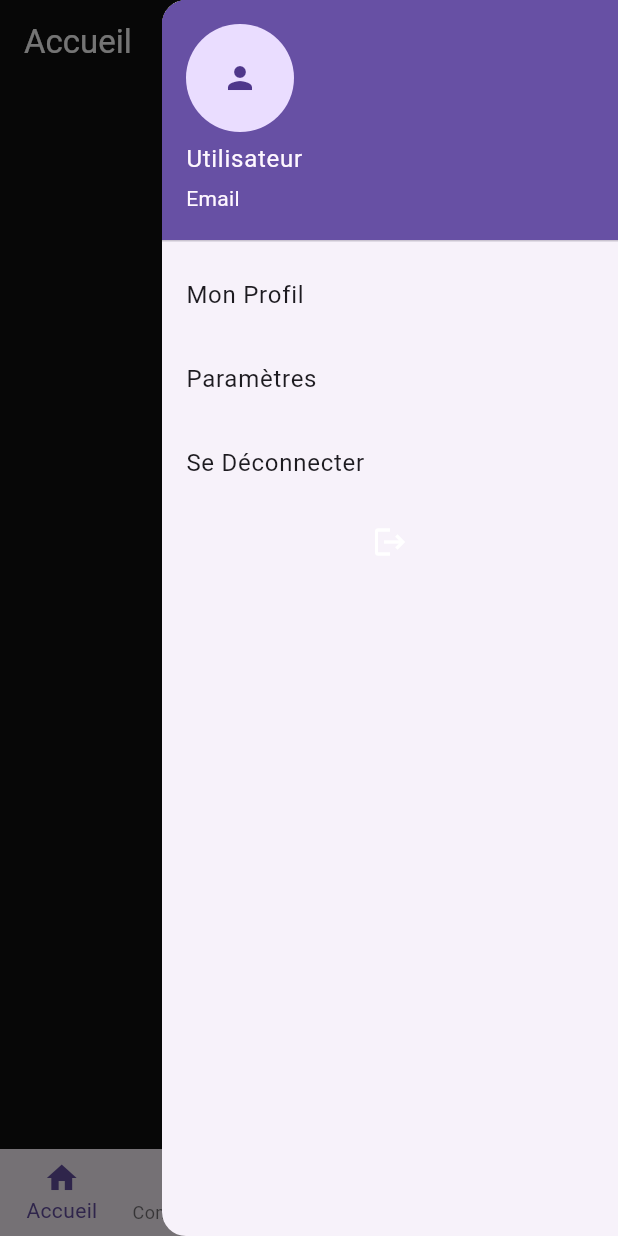
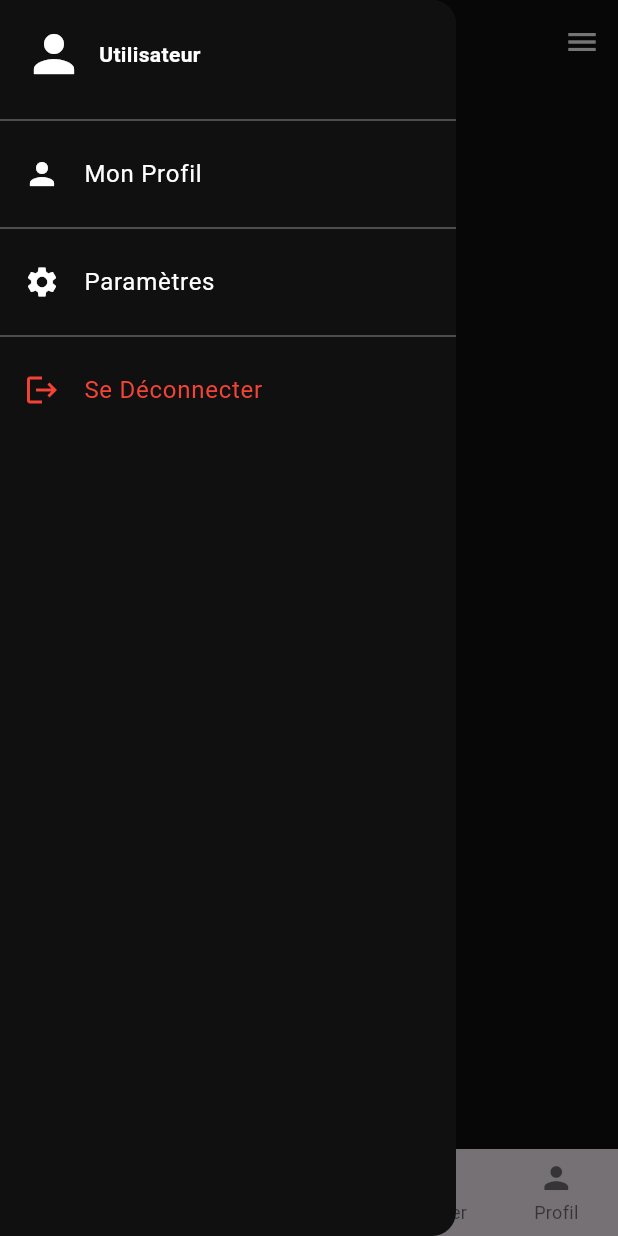
Before and after one commit to hadilhamdi01/ITeamHubFront, a Flutter app: the HomePage screen opened directly, with the side drawer open, on a phone screen of 412 x 824 dp. Run offline on Flutter 3.47's test engine with Material 3 defaults, Android fonts, the phone set to English and light mode, and no system bars; our stand-ins replace flutter_secure_storage, image_picker, shared_preferences, smooth_page_indicator; accounts and stored records are empty.

Commit message:
interfaceUser

```diff
--- a/lib/home_screen.dart
+++ b/lib/home_screen.dart
@@ -70,12 +70,15 @@ class _HomePageState extends State<HomePage> {
   @override
   Widget build(BuildContext context) {
     return Scaffold(
+      backgroundColor: const Color.fromARGB(255, 16, 16, 16),
       key: _scaffoldKey, // Associate the key with the Scaffold
       appBar: AppBar(
         backgroundColor: const Color.fromARGB(255, 16, 16, 16),
         title: Text(
-          'Accueil',
-          style: TextStyle(color: Colors.white),
+          'iTeamHub',
+          style: TextStyle(color: const Color.fromARGB(255, 190, 56, 16),
+           fontWeight: FontWeight.bold,  // Rendre le texte en gras
+    fontSize: 20,),
         ),
         actions: [
           if (widget.userData.isNotEmpty && widget.userData['avatar'] != null)
@@ -90,13 +93,12 @@ class _HomePageState extends State<HomePage> {
                     widget.userData['avatar'], // Utilisation de AssetImage pour l'avatar
                     width: 70, // Largeur de l'avatar
                     height: 70, // Hauteur de l'avatar
-            fit: BoxFit.cover, // L'image s'ajuste bien dans le cercle
+                    fit: BoxFit.contain, // L'image s'ajuste bien dans le cercle
                   ),
                 ),
               ),
             ),
         ],
-
       ),
       body: _pages[_selectedIndex],
       bottomNavigationBar: BottomNavigationBar(
@@ -126,23 +128,45 @@ class _HomePageState extends State<HomePage> {
           ),
         ],
       ),
-      endDrawer: Drawer( // Using endDrawer to open it on the right
-        child: ListView(
-          padding: EdgeInsets.zero,
-          children: <Widget>[
-            UserAccountsDrawerHeader(
-              accountName: Text(widget.userData['pseudo'] ?? 'Utilisateur'),
-              accountEmail: Text(widget.userData['email'] ?? 'Email'),
-              currentAccountPicture: widget.userData['avatar'] != null
-                  ? CircleAvatar(
-                      backgroundImage: AssetImage(widget.userData['avatar']),
+      // Drawer à gauche
+      drawer: Drawer(
+        backgroundColor: const Color.fromARGB(255, 16, 16, 16),
+        child: Column(
+          crossAxisAlignment: CrossAxisAlignment.start,
+          children: [
+            Container(
+              color: const Color.fromARGB(255, 16, 16, 16),
+              padding: const EdgeInsets.all(16.0),
+              child: Row(
+                crossAxisAlignment: CrossAxisAlignment.center,
+                children: [
+                  widget.userData['avatar'] != null
+                      ? Image.asset(
+                          widget.userData['avatar'],
+                          fit: BoxFit.contain,
+                          width: 70,
+                          height: 70,
                         )
-                  : CircleAvatar(
-                      child: Icon(Icons.person),
+                      : Icon(
+                          Icons.person,
+                          size: 40,
+                          color: Colors.white,
+                        ),
+                  SizedBox(width: 10),
+                  Text(
+                    widget.userData['pseudo'] ?? 'Utilisateur',
+                    style: TextStyle(color: Colors.white, fontWeight: FontWeight.bold),
+                  ),
+                ],
               ),
             ),
+            Divider(color: Colors.grey[700]),
+            Expanded(
+              child: ListView(
+                children: [
                   ListTile(
-              title: Text('Mon Profil'),
+                    leading: Icon(Icons.person, color: Colors.white),
+                    title: Text('Mon Profil', style: TextStyle(color: Colors.white)),
                     onTap: () {
                       Navigator.push(
                         context,
@@ -152,25 +176,85 @@ class _HomePageState extends State<HomePage> {
                       );
                     },
                   ),
+                  Divider(color: Colors.grey[700]),
                   ListTile(
-              title: Text('Paramètres'),
+                    leading: Icon(Icons.settings, color: Colors.white),
+                    title: Text('Paramètres', style: TextStyle(color: Colors.white)),
+                    onTap: () {},
+                  ),
+                  Divider(color: Colors.grey[700]),
+                  ListTile(
+                    leading: Icon(Icons.logout, color: Colors.red),
+                    title: Text('Se Déconnecter', style: TextStyle(color: Colors.red)),
                     onTap: () {
-                // Add functionality for Settings here
+                      Navigator.pushReplacementNamed(context, '/login');
                     },
                   ),
+                ],
+              ),
+            ),
+          ],
+        ),
+      ),
+      // Drawer à droite (endDrawer)
+      endDrawer: Drawer(
+        backgroundColor: const Color.fromARGB(255, 16, 16, 16),
+        child: Column(
+          crossAxisAlignment: CrossAxisAlignment.start,
+          children: [
+            Container(
+              color: const Color.fromARGB(255, 16, 16, 16),
+              padding: const EdgeInsets.all(16.0),
+              child: Row(
+                crossAxisAlignment: CrossAxisAlignment.center,
+                children: [
+                  widget.userData['avatar'] != null
+                      ? Image.asset(
+                          widget.userData['avatar'],
+                          fit: BoxFit.contain,
+                          width: 240,
+                          height: 240,
+                        )
+                      : Icon(
+                          Icons.person,
+                          size: 40,
+                          color: Colors.white,
+                        ),
+                ],
+              ),
+            ),
+            Divider(color: Colors.grey[700]),
+            Expanded(
+              child: ListView(
+                children: [
                   ListTile(
-              title: Text('Se Déconnecter'),
+                    leading: Icon(Icons.person, color: Colors.white),
+                    title: Text('Mon Profil', style: TextStyle(color: Colors.white)),
                     onTap: () {
-                // Add logout functionality here
+                      Navigator.push(
+                        context,
+                        MaterialPageRoute(
+                          builder: (context) => UserProfilePage(userData: widget.userData),
+                        ),
+                      );
                     },
-
                   ),
-            IconButton(
-            icon: Icon(Icons.logout),
-            onPressed: () {
-              // Log out logic
+                  Divider(color: Colors.grey[700]),
+                  ListTile(
+                    leading: Icon(Icons.settings, color: Colors.white),
+                    title: Text('Paramètres', style: TextStyle(color: Colors.white)),
+                    onTap: () {},
+                  ),
+                  Divider(color: Colors.grey[700]),
+                  ListTile(
+                    leading: Icon(Icons.logout, color: Colors.red),
+                    title: Text('Se Déconnecter', style: TextStyle(color: Colors.red)),
+                    onTap: () {
                       Navigator.pushReplacementNamed(context, '/login');
                     },
+                  ),
+                ],
+              ),
             ),
           ],
         ),
@@ -202,25 +286,36 @@ class UserProfilePage extends StatelessWidget {
   @override
   Widget build(BuildContext context) {
     return Scaffold(
+      backgroundColor: const Color.fromARGB(255, 16, 16, 16),
       appBar: AppBar(
-        title: Text('Profil utilisateur'),
+        title: Text('Profil de ${userData['pseudo']}'),
+        backgroundColor: const Color.fromARGB(255, 16, 16, 16),
       ),
-      body: Padding(
-        padding: const EdgeInsets.all(16.0),
-        child: Column(
-          crossAxisAlignment: CrossAxisAlignment.start,
-          children: [
-            Text('Email: ${userData['email']}'),
-            Text('Pseudo: ${userData['pseudo']}'),
-            Text('Rôle: ${userData['role'].join(', ')}'),
-            Text('Sexe: ${userData['sexe']}'),
-            SizedBox(height: 16),
-            userData['avatar'] != null
-                ? Image.network(userData['avatar'])
-                : SizedBox(height: 100, child: Center(child: Text('Aucun avatar'))),
-          ],
+      body: Center(
+        child: Text(
+          'Détails du profil',
+          style: TextStyle(color: Colors.white),
         ),
       ),
     );
   }
 }
+
+class AddPostPage extends StatelessWidget {
+  @override
+  Widget build(BuildContext context) {
+    return Scaffold(
+      backgroundColor: const Color.fromARGB(255, 16, 16, 16),
+      appBar: AppBar(
+        backgroundColor: const Color.fromARGB(255, 16, 16, 16),
+        title: Text('Ajouter un Post'),
+      ),
+      body: Center(
+        child: Text(
+          'Page pour ajouter un post',
+          style: TextStyle(color: Colors.white),
+        ),
+      ),
+    );
+  }
+}
```
Lines whose indentation alone changed are shown as unchanged.
